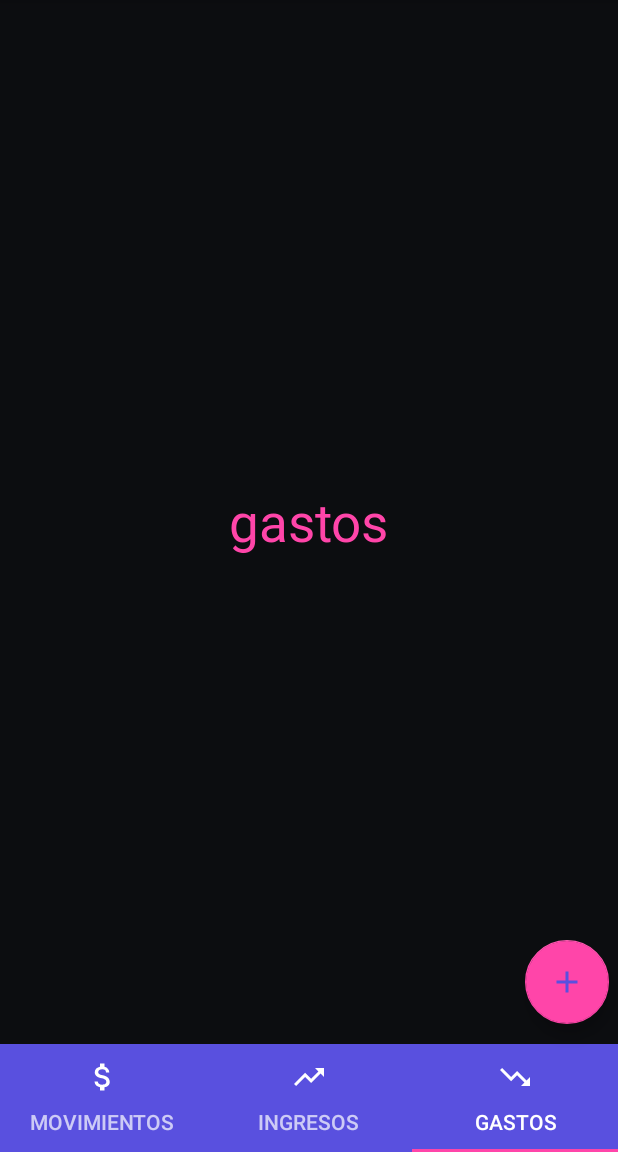
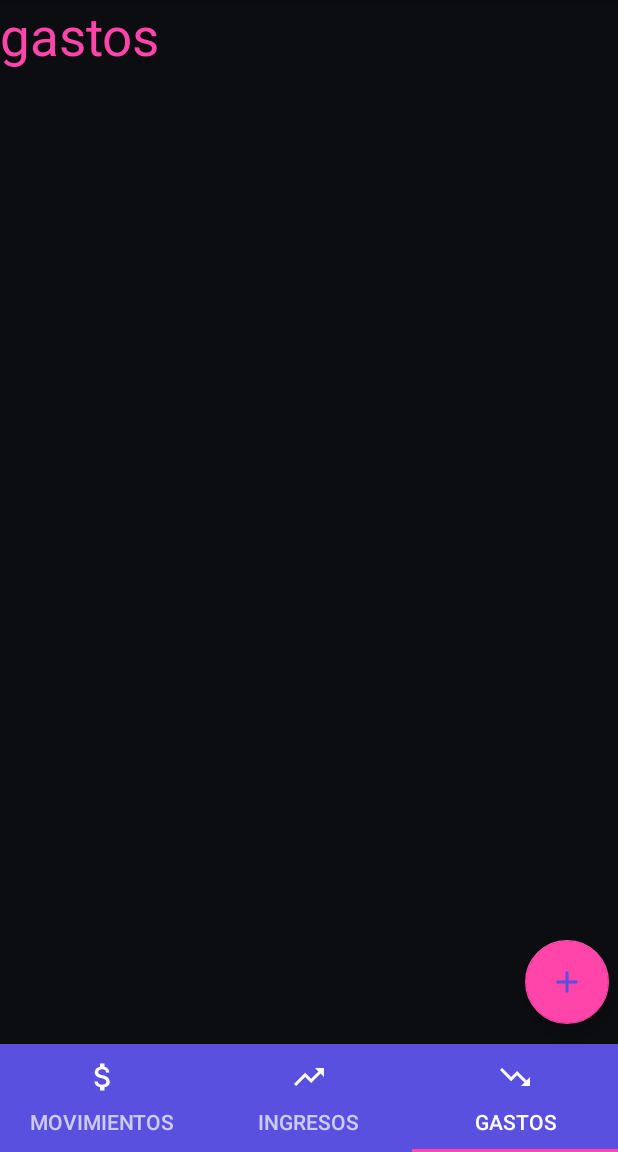
Before and after one commit to norvilArce/proyectoAndroid, an Android app: the screen it shows after launch (TabsActivity), item 3 of the bottom bar chosen, on a phone screen of 412 x 824 dp, the part 84-1236 px from its top. Run offline under Robolectric (Android 15) with nearby library versions, the phone set to English and light mode, and no system bars.

Commit message:
jean pierre

```diff
--- a/app/build.gradle
+++ b/app/build.gradle
@@ -32,4 +32,6 @@ dependencies {
     androidTestImplementation 'androidx.test.ext:junit:1.1.2'
     androidTestImplementation 'androidx.test.espresso:espresso-core:3.3.0'
 
+    implementation 'pl.droidsonroids.gif:android-gif-drawable:1.2.19'
+
 }
--- a/app/src/main/res/layout/activity_splash.xml
+++ b/app/src/main/res/layout/activity_splash.xml
@@ -5,11 +5,12 @@
     android:layout_width="match_parent"
     android:layout_height="match_parent"
     android:gravity="center"
+    android:background="@color/colorPrimary3"
     tools:context=".SplashActivity">
 
-    <ImageView
+    <pl.droidsonroids.gif.GifImageView
         android:layout_width="wrap_content"
-        android:layout_height="wrap_content"
+        android:layout_height="250dp"
         android:src="@drawable/logo"
         />
 </RelativeLayout>
--- a/app/src/main/res/layout/fragment_gastos.xml
+++ b/app/src/main/res/layout/fragment_gastos.xml
@@ -6,12 +6,17 @@
     tools:context=".tabs.GastosFragment">
 
     <!-- TODO: Update blank fragment layout -->
+    <LinearLayout
+        android:layout_width="wrap_content"
+        android:layout_height="wrap_content">
     <TextView
         android:layout_width="wrap_content"
         android:layout_height="wrap_content"
         android:layout_gravity="center"
-        android:textSize="35sp"
+        android:text="gastos"
         android:textColor="@color/colorAccent"
-        android:text="gastos" />
+        android:textSize="35sp" />
+
+    </LinearLayout>
 
 </FrameLayout>
--- a/app/src/main/res/values/colors.xml
+++ b/app/src/main/res/values/colors.xml
@@ -4,6 +4,7 @@
     <!--degradado -122°-->
     <color name="colorPrimary">#5950DF</color>
     <color name="colorPrimary2">#783BB7</color>
+    <color name="colorPrimary3">#9ae3f2</color>
 
     <color name="colorPrimaryDark">#1A1C23</color>
     <color name="colorAccent">#FF45A9</color>
```
Also changed, not shown: app/src/main/res/drawable-v24/logo.gif (added), app/src/main/res/drawable-v24/logo.png (deleted).
